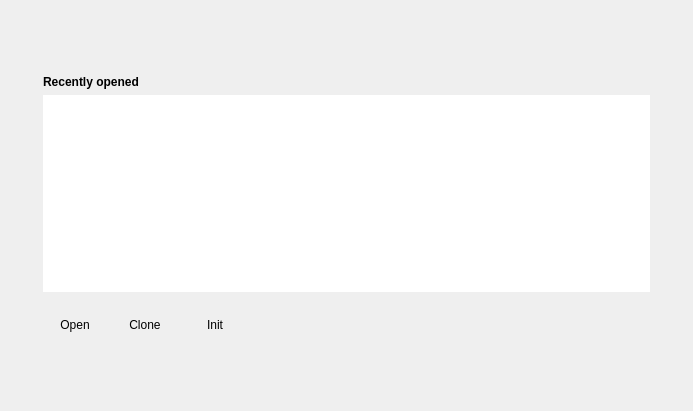
Sourcerer-Team/Sourcerer, file component/GuiManager/src/containers/HomeContainer.ui: the form before one commit.
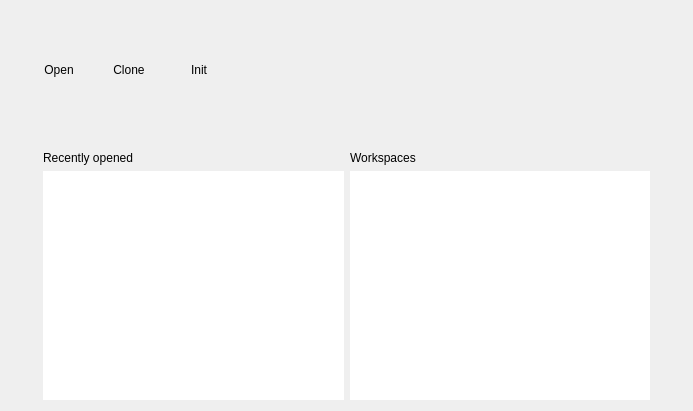
The form after the commit. Custom widgets are drawn as their Qt base class.

Commit message: Tweaks home screen to beetwer display recently opened repositories.

```diff
--- a/component/GuiManager/src/containers/HomeContainer.ui
+++ b/component/GuiManager/src/containers/HomeContainer.ui
@@ -24,86 +24,11 @@
        <item>
         <layout class="QHBoxLayout" name="horizontalLayout0">
          <property name="leftMargin">
-          <number>32</number>
-         </property>
-         <property name="topMargin">
-          <number>64</number>
-         </property>
-         <property name="bottomMargin">
-          <number>0</number>
-         </property>
-         <item>
-          <widget class="QLabel" name="recentLabel">
-           <property name="font">
-            <font>
-             <bold>true</bold>
-            </font>
-           </property>
-           <property name="text">
-            <string>Recently opened</string>
-           </property>
-          </widget>
-         </item>
-        </layout>
-       </item>
-       <item>
-        <layout class="QHBoxLayout" name="horizontalLayout1">
-         <property name="leftMargin">
-          <number>32</number>
-         </property>
-         <property name="rightMargin">
-          <number>32</number>
-         </property>
-         <item>
-          <widget class="GuiManager::Widgets::RecentTableView" name="recentTableView">
-           <property name="mouseTracking">
-            <bool>true</bool>
-           </property>
-           <property name="focusPolicy">
-            <enum>Qt::NoFocus</enum>
-           </property>
-           <property name="frameShape">
-            <enum>QFrame::NoFrame</enum>
-           </property>
-           <property name="frameShadow">
-            <enum>QFrame::Plain</enum>
-           </property>
-           <property name="selectionMode">
-            <enum>QAbstractItemView::NoSelection</enum>
-           </property>
-           <property name="textElideMode">
-            <enum>Qt::ElideMiddle</enum>
-           </property>
-           <property name="showGrid">
-            <bool>false</bool>
-           </property>
-           <property name="gridStyle">
-            <enum>Qt::NoPen</enum>
-           </property>
-           <attribute name="horizontalHeaderVisible">
-            <bool>false</bool>
-           </attribute>
-           <attribute name="horizontalHeaderMinimumSectionSize">
-            <number>125</number>
-           </attribute>
-           <attribute name="horizontalHeaderStretchLastSection">
-            <bool>true</bool>
-           </attribute>
-           <attribute name="verticalHeaderVisible">
-            <bool>false</bool>
-           </attribute>
-          </widget>
-         </item>
-        </layout>
-       </item>
-       <item>
-        <layout class="QHBoxLayout" name="horizontalLayout2">
-         <property name="leftMargin">
-          <number>32</number>
-         </property>
-         <property name="topMargin">
           <number>16</number>
          </property>
+         <property name="topMargin">
+          <number>48</number>
+         </property>
          <property name="bottomMargin">
           <number>64</number>
          </property>
@@ -188,6 +113,88 @@
          </item>
         </layout>
        </item>
+       <item>
+        <layout class="QHBoxLayout" name="horizontalLayoutTables">
+         <property name="leftMargin">
+          <number>32</number>
+         </property>
+         <property name="rightMargin">
+          <number>32</number>
+         </property>
+         <item>
+          <layout class="QVBoxLayout" name="verticalLayoutRecent">
+           <item>
+            <widget class="QLabel" name="labelRecent">
+             <property name="text">
+              <string>Recently opened</string>
+             </property>
+            </widget>
+           </item>
+           <item>
+            <widget class="GuiManager::Widgets::RecentTableView" name="tableViewRecent">
+             <property name="frameShape">
+              <enum>QFrame::Shape::NoFrame</enum>
+             </property>
+             <property name="editTriggers">
+              <set>QAbstractItemView::EditTrigger::NoEditTriggers</set>
+             </property>
+             <property name="selectionMode">
+              <enum>QAbstractItemView::SelectionMode::SingleSelection</enum>
+             </property>
+             <property name="selectionBehavior">
+              <enum>QAbstractItemView::SelectionBehavior::SelectRows</enum>
+             </property>
+             <property name="showGrid">
+              <bool>false</bool>
+             </property>
+             <attribute name="horizontalHeaderVisible">
+              <bool>false</bool>
+             </attribute>
+             <attribute name="verticalHeaderVisible">
+              <bool>false</bool>
+             </attribute>
+            </widget>
+           </item>
+          </layout>
+         </item>
+         <item>
+          <layout class="QVBoxLayout" name="verticalLayoutWorkspaces">
+           <item>
+            <widget class="QLabel" name="labelWorkspaces">
+             <property name="text">
+              <string>Workspaces</string>
+             </property>
+            </widget>
+           </item>
+           <item>
+            <widget class="QTableView" name="tableViewWorkspaces">
+             <property name="frameShape">
+              <enum>QFrame::Shape::NoFrame</enum>
+             </property>
+             <property name="editTriggers">
+              <set>QAbstractItemView::EditTrigger::NoEditTriggers</set>
+             </property>
+             <property name="selectionMode">
+              <enum>QAbstractItemView::SelectionMode::SingleSelection</enum>
+             </property>
+             <property name="selectionBehavior">
+              <enum>QAbstractItemView::SelectionBehavior::SelectRows</enum>
+             </property>
+             <property name="showGrid">
+              <bool>false</bool>
+             </property>
+             <attribute name="horizontalHeaderVisible">
+              <bool>false</bool>
+             </attribute>
+             <attribute name="verticalHeaderVisible">
+              <bool>false</bool>
+             </attribute>
+            </widget>
+           </item>
+          </layout>
+         </item>
+        </layout>
+       </item>
       </layout>
      </item>
      <item>
```
Left out of the diff: 4 changed lines with no effect on the pictures. The commit also changes 13 other files.
